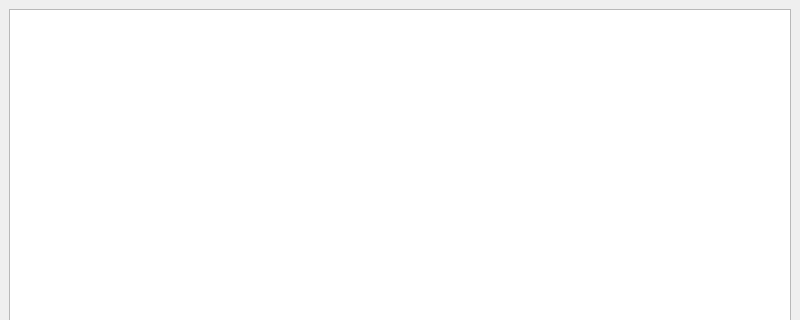
Qt form libraries/ParseLib/gui/prototype/prototype/mainwindow.ui (lmsorenson/CommonCpp) before a commit; both pictures show x 0 to 800 and y 0 to 320 of the 800 by 600 pixel window.
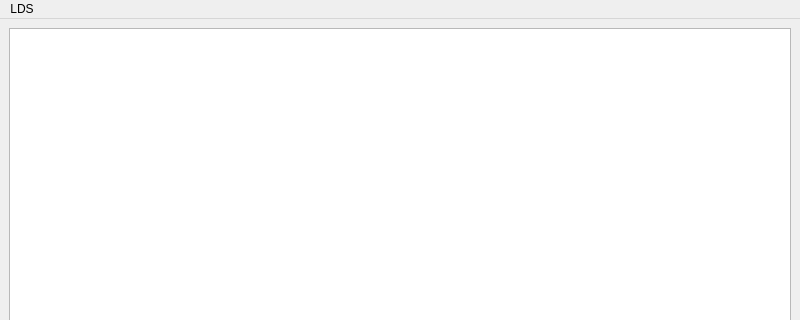
The same form after that commit.

```diff
--- a/libraries/ParseLib/gui/prototype/prototype/mainwindow.ui
+++ b/libraries/ParseLib/gui/prototype/prototype/mainwindow.ui
@@ -29,6 +29,12 @@
      <height>22</height>
     </rect>
    </property>
+   <widget class="QMenu" name="menuLDS">
+    <property name="title">
+     <string>LDS</string>
+    </property>
+   </widget>
+   <addaction name="menuLDS"/>
   </widget>
   <widget class="QStatusBar" name="statusbar"/>
  </widget>
```
